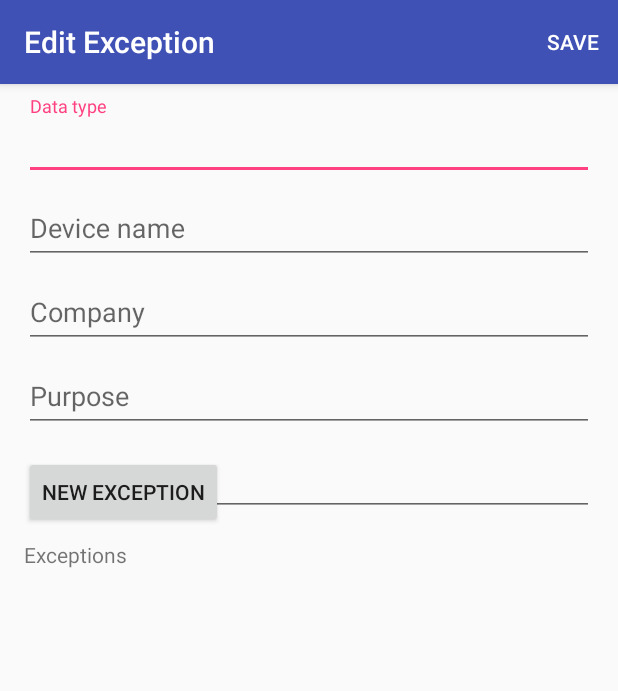
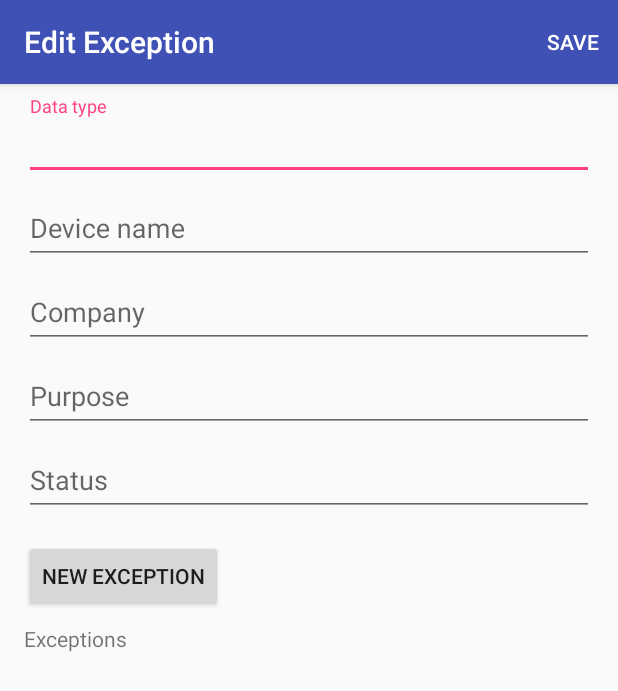
Before and after one commit to CMUChimpsLab/SignifiersIO, an Android app: the ChildPolicyActivity screen opened directly, with no data from a screen before it, on a phone screen of 412 x 824 dp. Shown: the top 691 px of the screen. Run offline under Robolectric (Android 15) with nearby library versions, the phone set to English and light mode, and no system bars.

Commit message:
Mostly finished the privacy policy creation activity

```diff
--- a/SignifiersIO/app/src/main/res/layout/activity_policy.xml
+++ b/SignifiersIO/app/src/main/res/layout/activity_policy.xml
@@ -141,7 +141,7 @@
         android:layout_marginTop="16dp"
         android:text="@string/add_exception_string"
         app:layout_constraintStart_toStartOf="parent"
-        app:layout_constraintTop_toBottomOf="@+id/purpose_layout" />
+        app:layout_constraintTop_toBottomOf="@+id/status_layout" />
 
     <TextView
         android:id="@+id/exceptions_label"
@@ -163,6 +163,21 @@
         android:layout_marginTop="8dp"
         app:layout_constraintStart_toStartOf="parent"
         app:layout_constraintEnd_toEndOf="parent"
-        app:layout_constraintTop_toBottomOf="@+id/exceptions_label"/>
+        app:layout_constraintTop_toBottomOf="@+id/exceptions_label"
+        android:divider="@drawable/empty_divider"
+        android:showDividers="middle"/>
+
+    <Button
+        android:id="@+id/delete_button"
+        android:layout_width="wrap_content"
+        android:layout_height="wrap_content"
+        android:layout_marginStart="16dp"
+        android:layout_marginTop="16dp"
+        android:onClick="deleteThis"
+        android:text="@string/delete_button_string"
+        android:visibility="gone"
+        app:layout_constraintStart_toStartOf="parent"
+        app:layout_constraintTop_toBottomOf="@+id/exception_list" />
+
 
 </android.support.constraint.ConstraintLayout>
--- a/SignifiersIO/app/src/main/res/values/strings.xml
+++ b/SignifiersIO/app/src/main/res/values/strings.xml
@@ -8,6 +8,7 @@
     <string name="root_disallow_string">Disallow all except...</string>
     <string name="add_exception_string">New Exception</string>
     <string name="exceptions_label">Exceptions</string>
+    <string name="delete_button_string">Delete</string>
     <string name="unfiltered_hint">Any</string>
     <string name="only_violations_string">Only show devices that violate my privacy preferences</string>
     <string name="show_button_string">Show</string>
```
Also changed, not shown: SignifiersIO/app/src/main/java/org/cmuchimps/signifiersio/ChildPolicyActivity.java (+40 -6 lines), SignifiersIO/app/src/main/java/org/cmuchimps/signifiersio/PolicyActivity.java (+37 -47 lines), SignifiersIO/app/src/main/java/org/cmuchimps/signifiersio/PolicyException.java (+55 -25 lines), SignifiersIO/app/src/main/java/org/cmuchimps/signifiersio/RootPolicyActivity.java (+11 -11 lines), SignifiersIO/app/src/main/res/layout/policy_exception.xml (+9 -2 lines).
